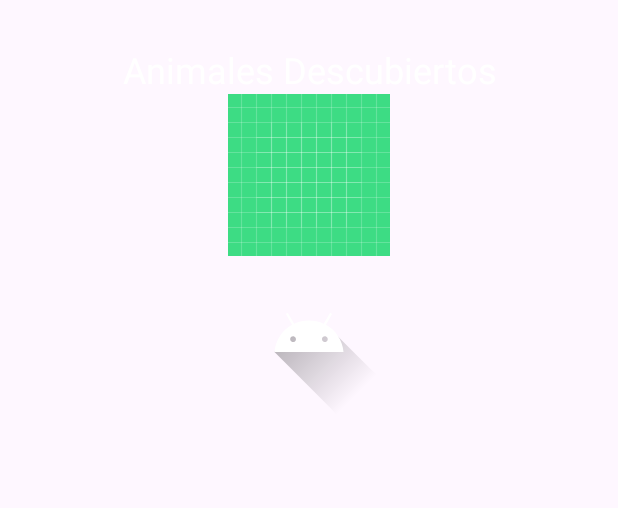
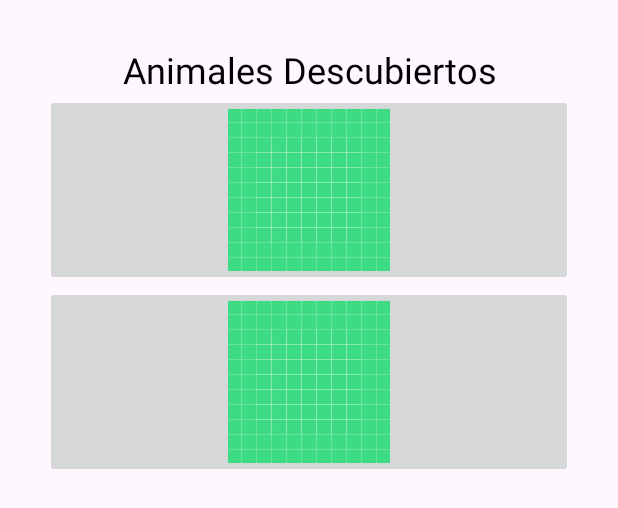
Before and after one commit to Bosquedex/Bosquedex-Colomos-AndroidApp, an Android app built with Jetpack Compose: the layout activity_coleccion.xml on its own in the app's theme, with its tools: preview values and no code run, on a phone screen of 412 x 824 dp. Shown: the top 508 px of the screen. Run offline under Robolectric (Android 15) with nearby library versions, the phone set to English and light mode, and no system bars.

Commit message:
coleccion_info

```diff
--- a/app/src/main/AndroidManifest.xml
+++ b/app/src/main/AndroidManifest.xml
@@ -59,6 +59,11 @@
             </intent-filter>
         </activity>
 
+        <activity android:name=".Pop"
+            android:theme="@style/Base.Theme.BosquedexColomos.CustomTheme"
+
+
+            />
 
 
     </application>
--- a/app/src/main/java/com/bosquedex/bosquedexcolomos/CameraActivity.kt
+++ b/app/src/main/java/com/bosquedex/bosquedexcolomos/CameraActivity.kt
@@ -160,6 +160,7 @@ class CameraActivity : AppCompatActivity() {
             "TortugaPechoQuebradoMexicana" ->Utilidades.completarLogro(Utilidades.achievement23Key, applicationContext)
             "ZanateMayor" ->Utilidades.completarLogro(Utilidades.achievement24Key, applicationContext)
         }
+
         return clases[maxScoreIdx]
 
     }
--- a/app/src/main/res/layout/activity_coleccion.xml
+++ b/app/src/main/res/layout/activity_coleccion.xml
@@ -1,12 +1,22 @@
 <LinearLayout xmlns:android="http://schemas.android.com/apk/res/android"
     xmlns:app="http://schemas.android.com/apk/res-auto"
     xmlns:tools="http://schemas.android.com/tools"
+    android:layout_width="match_parent"
+    android:layout_height="match_parent"
+    android:orientation="vertical"
+    tools:context=".ColeccionActivity">
+
+    <ScrollView
         android:id="@+id/color"
         android:layout_width="match_parent"
         android:layout_height="match_parent"
         android:layout_margin="30dp"
-    android:orientation="vertical"
-    tools:context=".ColeccionActivity">
+        android:orientation="vertical">
+
+        <LinearLayout
+            android:layout_width="match_parent"
+            android:layout_height="wrap_content"
+            android:orientation="vertical">
 
             <TextView
                 android:id="@+id/textView"
@@ -14,22 +24,22 @@
                 android:layout_height="wrap_content"
                 android:gravity="center"
                 android:text="Animales Descubiertos"
-        android:textColor="@android:color/white"
+                android:textColor="@android:color/black"
                 android:textSize="24sp" />
 
+            <ImageButton
+                android:id="@+id/imageButton1"
+                android:layout_width="match_parent"
+                android:layout_height="wrap_content"
+                app:srcCompat="@drawable/ic_launcher_background" />
 
-    <ImageView
-        android:id="@+id/imageView1"
+            <ImageButton
+                android:id="@+id/imageButton2"
                 android:layout_width="match_parent"
                 android:layout_height="wrap_content"
                 app:srcCompat="@drawable/ic_launcher_background" />
 
 
-    <ImageView
-        android:id="@+id/imageView2"
-        android:layout_width="match_parent"
-        android:layout_height="wrap_content"
-        app:srcCompat="@drawable/ic_launcher_foreground" />
-
-
         </LinearLayout>
+    </ScrollView>
+</LinearLayout>
--- a/app/src/main/res/values/themes.xml
+++ b/app/src/main/res/values/themes.xml
@@ -6,4 +6,10 @@
     </style>
 
     <style name="Theme.BosquedexColomos" parent="Base.Theme.BosquedexColomos" />
+
+    <style name="Base.Theme.BosquedexColomos.CustomTheme">
+        <item name="android:windowIsTranslucent">true</item>
+        <item name="android:windowCloseOnTouchOutside">true</item>
+    </style>
+
 </resources>
```
Also changed, not shown: app/src/main/java/com/bosquedex/bosquedexcolomos/ColeccionActivity.kt (+19 -7 lines), app/src/main/java/com/bosquedex/bosquedexcolomos/Pop.kt (added, +33 -0 lines), app/src/main/res/layout/activity_popp.xml (added, +14 -0 lines). Lines whose indentation alone changed are shown as unchanged.
